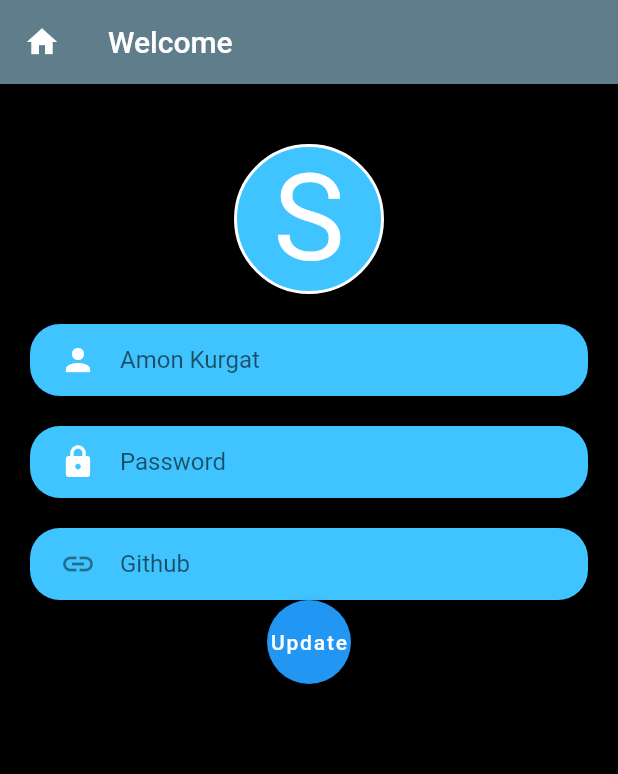
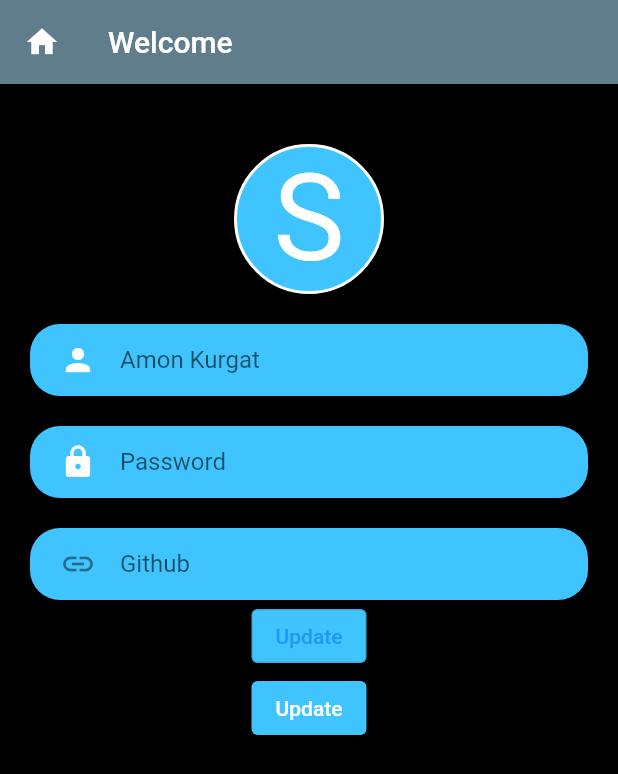
Before and after one commit to AmonKogei/chat_app, a Flutter app: the screen it shows after launch, on a phone screen of 412 x 824 dp. Shown: the top 774 px of the screen. Run offline on Flutter 3.47's test engine with Material 2 defaults, Android fonts, the phone set to English and light mode, and no system bars.

Commit message:
Raised widget

```diff
--- a/lib/main.dart
+++ b/lib/main.dart
@@ -86,12 +86,20 @@ class MyApp extends StatelessWidget {
                         icon: Icon(Icons.link))),
               ),
             ),
-            FloatingActionButton(
+            OutlinedButton(
               onPressed: () {},
-              color: Colors.lightBlueAccent,
-              textColor: Colors.white,
+              style: OutlinedButton.styleFrom(
+                backgroundColor: Colors.lightBlueAccent,
+              ),
               child: const Text("Update"),
-            )
+            ),
+            ElevatedButton(
+              child: Text("Update"),
+              style: ElevatedButton.styleFrom(
+                backgroundColor: Colors.lightBlueAccent,
+              ),
+              onPressed: () {},
+            ),
           ],
         ),
       ),
```
